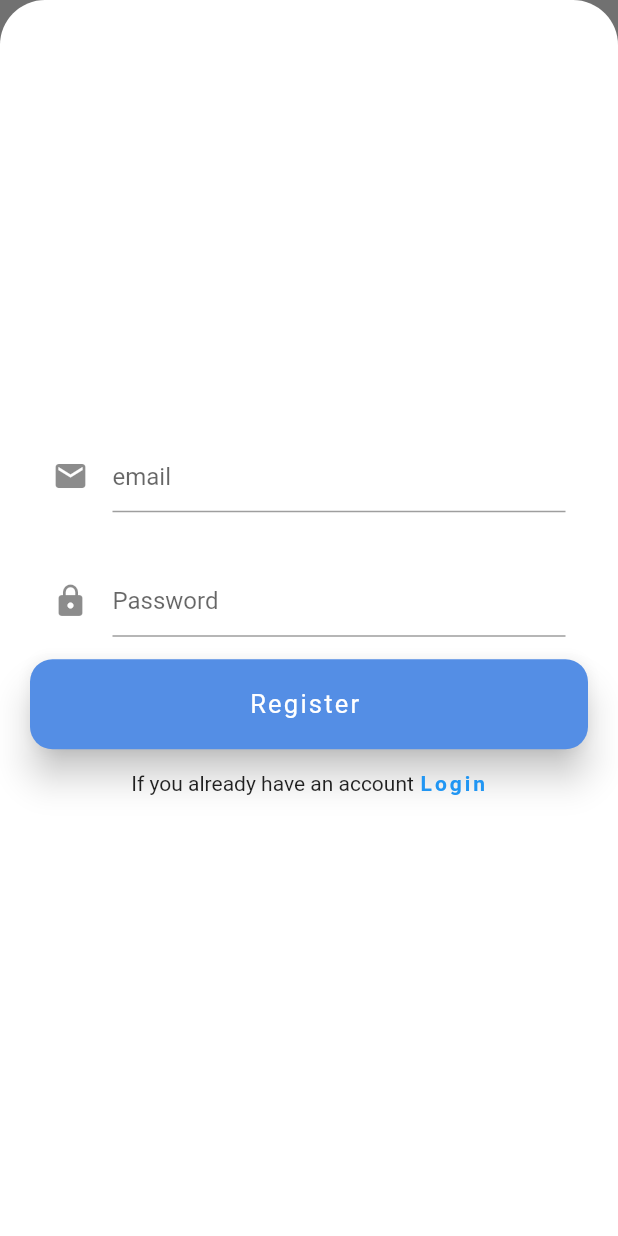
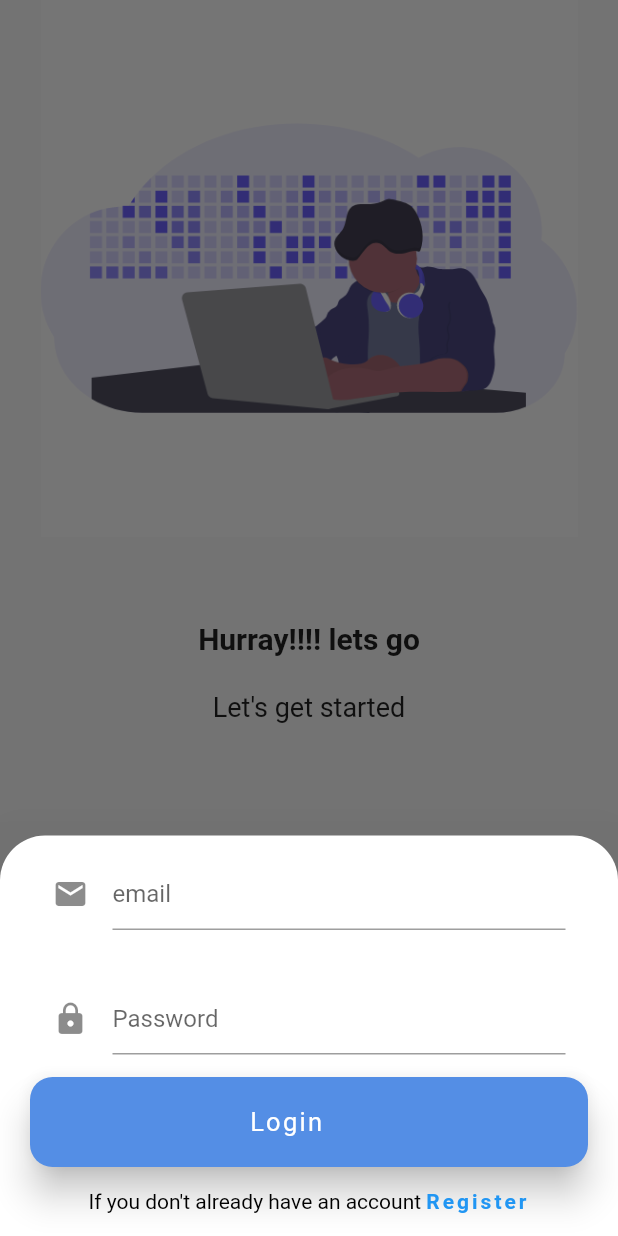
Before and after one commit to enaannan/PomoTimer, a Flutter app: the screen it shows after launch, after a tap on "Skip", after a tap on "Get Started", on a phone screen of 412 x 824 dp. Run offline on Flutter 3.47's test engine with Material 2 defaults, Android fonts, the phone set to English and light mode, and no system bars; drawn by our look-alikes of introduction_screen; our stand-ins replace google_fonts.

```diff
--- a/lib/Screens/OnBoardingPage.dart
+++ b/lib/Screens/OnBoardingPage.dart
@@ -1,6 +1,8 @@
+import 'package:flutter/gestures.dart';
 import 'package:flutter/material.dart';
 import 'package:introduction_screen/introduction_screen.dart';
-import 'package:pomotimer/Screens/HomePage.dart';
+import 'package:pomotimer/Screens/MainScreen.dart';
+import 'package:pomotimer/Screens/RegisterScreen.dart';
 import 'package:pomotimer/UIComponents/RegisterCard.dart';
 import 'package:google_fonts/google_fonts.dart';
 
@@ -53,7 +55,7 @@ class _OnBoardingPageState extends State<OnBoardingPage> {
     // );
 
     showModalBottomSheet(
-      isScrollControlled: true,
+        isScrollControlled: true,
         context: context,
         backgroundColor: Colors.white.withOpacity(0),
         builder: (BuildContext context) {
@@ -65,14 +67,15 @@ class _OnBoardingPageState extends State<OnBoardingPage> {
               color: Colors.white,
             ),
             child: Column(
-              mainAxisAlignment: MainAxisAlignment.center,
+              mainAxisSize: MainAxisSize.min,
               children: <Widget>[
                 Container(
                   margin:
                       EdgeInsets.symmetric(horizontal: 35.0, vertical: 15.0),
                   child: TextField(
                     keyboardType: TextInputType.emailAddress,
-                    decoration: InputDecoration(icon: Icon(Icons.email),hintText: "email"),
+                    decoration: InputDecoration(
+                        icon: Icon(Icons.email), hintText: "email"),
                   ),
                 ),
                 SizedBox(height: 5.0),
@@ -83,29 +86,35 @@ class _OnBoardingPageState extends State<OnBoardingPage> {
                     margin:
                         EdgeInsets.symmetric(horizontal: 35.0, vertical: 15.0),
                     child: TextField(
-
                       obscureText: true,
-                      decoration: InputDecoration(icon: Icon(Icons.lock),hintText: "Password"),
+                      decoration: InputDecoration(
+                          icon: Icon(Icons.lock), hintText: "Password"),
                     ),
                   ),
                 ),
-                RegisterCard(textName: "Register", nextScreen: HomePage()),
+                RegisterCard(textName: "Login", nextScreen: MainScreen()),
                 Padding(
                   padding: const EdgeInsets.all(15.0),
-                  child: Row(
-                    mainAxisAlignment: MainAxisAlignment.center,
-                    children: <Widget>[
-                      Text("If you already have an account "),
-                      Text(
-                        "Login",
-                        style: GoogleFonts.architectsDaughter(
-                            color: Colors.blue,
-                            fontWeight: FontWeight.bold,
-                            letterSpacing: 2.0),
-                      )
-                    ],
+                  child: RichText(
+                    text: TextSpan(children: <TextSpan>[
+                      TextSpan(
+                          style: TextStyle(color: Colors.black),
+                          text: "If you don't already have an account "),
+                      TextSpan(
+                          recognizer: TapGestureRecognizer()
+                            ..onTap = () {
+                              Navigator.of(context).push(MaterialPageRoute(
+                                  builder: (context) => RegisterScreen()));
+                            },
+                          style: GoogleFonts.architectsDaughter(
+                              color: Colors.blue,
+                              fontWeight: FontWeight.bold,
+                              letterSpacing: 2.0),
+                          text: "Register"),
+                    ]),
+                    maxLines: 1,
                   ),
-                )
+                ),
               ],
             ),
           );
--- a/lib/Screens/RegisterScreen.dart
+++ b/lib/Screens/RegisterScreen.dart
@@ -3,8 +3,6 @@ import 'package:flutter/material.dart';
 class RegisterScreen extends StatelessWidget {
   @override
   Widget build(BuildContext context) {
-    return Container(
-      child: Text("here"),
-    );
+    return Scaffold(body: Container(child: Text("register design"),),);
   }
 }
```
Also changed, not shown: lib/Screens/MainScreen.dart (added, +23 -0 lines), pubspec.lock.
